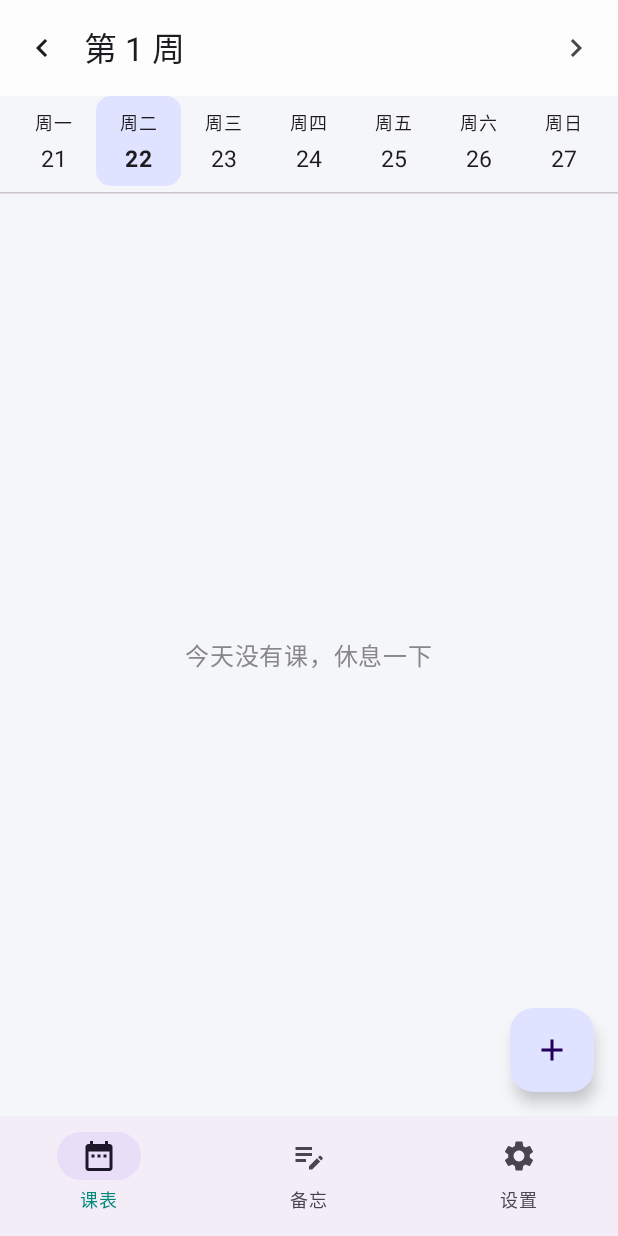
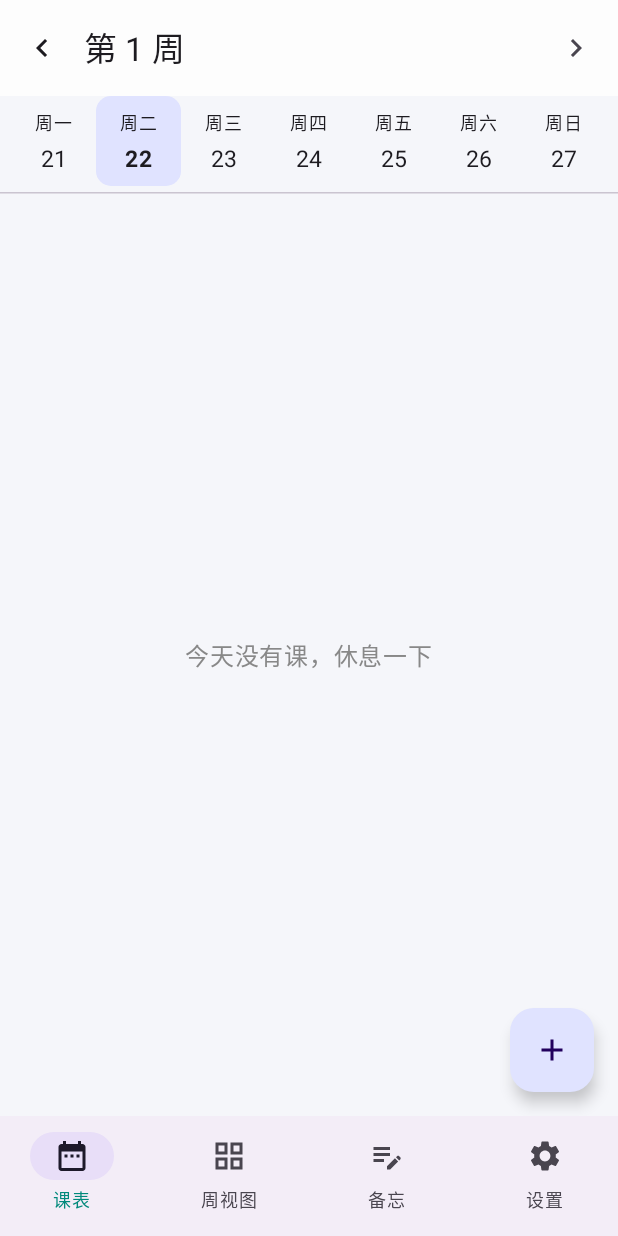
Before and after one commit to zaq1103/Timetable, an Android app built with Jetpack Compose: the screen it shows after launch (MainActivity), on a phone screen of 412 x 824 dp. Run offline under Robolectric (Android 15) with nearby library versions, the light colour scheme and no system bars; our stand-ins replace Room's generated code; 2 statements that could not run were skipped.

Commit message:
Update MainActivity.kt

```diff
--- a/app/src/main/java/com/example/teachertimetable/ui/MainActivity.kt
+++ b/app/src/main/java/com/example/teachertimetable/ui/MainActivity.kt
@@ -15,6 +15,7 @@ import androidx.compose.foundation.layout.padding
 import androidx.compose.material.icons.Icons
 import androidx.compose.material.icons.filled.DateRange
 import androidx.compose.material.icons.filled.EditNote
+import androidx.compose.material.icons.filled.GridView
 import androidx.compose.material.icons.filled.Settings
 import androidx.compose.material3.*
 import androidx.compose.runtime.*
@@ -27,9 +28,11 @@ import com.example.teachertimetable.ui.course.EditCourseScreen
 import com.example.teachertimetable.ui.memo.EditMemoScreen
 import com.example.teachertimetable.ui.memo.ImageEditorScreen
 import com.example.teachertimetable.ui.memo.MemoScreen
+import com.example.teachertimetable.ui.ocr.OcrImportScreen
 import com.example.teachertimetable.ui.settings.SettingsScreen
 import com.example.teachertimetable.ui.theme.TeacherTimetableTheme
 import com.example.teachertimetable.ui.timetable.TimetableScreen
+import com.example.teachertimetable.ui.timetable.WeekGridScreen
 
 class MainActivity : ComponentActivity() {
 
@@ -68,8 +71,10 @@ fun AppRoot() {
     val nav = rememberNavController()
     val vm: AppViewModel = viewModel()
 
+    // 底部导航：课表 / 周视图 / 备忘 / 设置
     val tabs = listOf(
         Triple("timetable", "课表", Icons.Filled.DateRange),
+        Triple("weekgrid", "周视图", Icons.Filled.GridView),
         Triple("memo", "备忘", Icons.Filled.EditNote),
         Triple("settings", "设置", Icons.Filled.Settings)
     )
@@ -106,31 +111,48 @@ fun AppRoot() {
             startDestination = "timetable",
             modifier = Modifier.padding(padding)
         ) {
+            // ---------- 课表（按天） ----------
             composable("timetable") {
                 TimetableScreen(
                     vm = vm,
                     onAddCourse = { nav.navigate("course?id=-1") },
-                    onEditCourse = { id -> nav.navigate("course?id=" + id) },
+                    onEditCourse = { id -> nav.navigate("course?id=$id") },
                     onOpenMemo = { cls ->
                         nav.navigate("memoEdit?className=" + Uri.encode(cls))
-                    }
+                    },
+                    onScanImport = { nav.navigate("ocr") }
                 )
             }
 
+            // ---------- 周视图（大课表） ----------
+            composable("weekgrid") {
+                WeekGridScreen(vm = vm) { session ->
+                    nav.navigate("course?id=${session.courseId}")
+                }
+            }
+
+            // ---------- OCR 扫描导入 ----------
+            composable("ocr") {
+                OcrImportScreen(vm = vm) { nav.popBackStack() }
+            }
+
+            // ---------- 备忘录列表 ----------
             composable("memo") {
                 MemoScreen(
                     vm = vm,
-                    onEditMemo = { id -> nav.navigate("memoEdit?id=" + id) },
+                    onEditMemo = { id -> nav.navigate("memoEdit?id=$id") },
                     onNewClassMemo = { cls ->
                         nav.navigate("memoEdit?className=" + Uri.encode(cls))
                     }
                 )
             }
 
+            // ---------- 设置 ----------
             composable("settings") {
                 SettingsScreen(vm = vm)
             }
 
+            // ---------- 课程编辑 / 调课 ----------
             composable(
                 "course?id={id}",
                 arguments = listOf(navArgument("id") {
@@ -145,6 +167,7 @@ fun AppRoot() {
                 )
             }
 
+            // ---------- 备忘录编辑 ----------
             composable(
                 "memoEdit?id={id}&className={cls}&courseId={cid}&week={w}&day={d}",
                 arguments = listOf(
@@ -171,6 +194,7 @@ fun AppRoot() {
                 )
             }
 
+            // ---------- 图片编辑 ----------
             composable(
                 "imageEdit?path={path}",
                 arguments = listOf(navArgument("path") { type = NavType.StringType })
```
